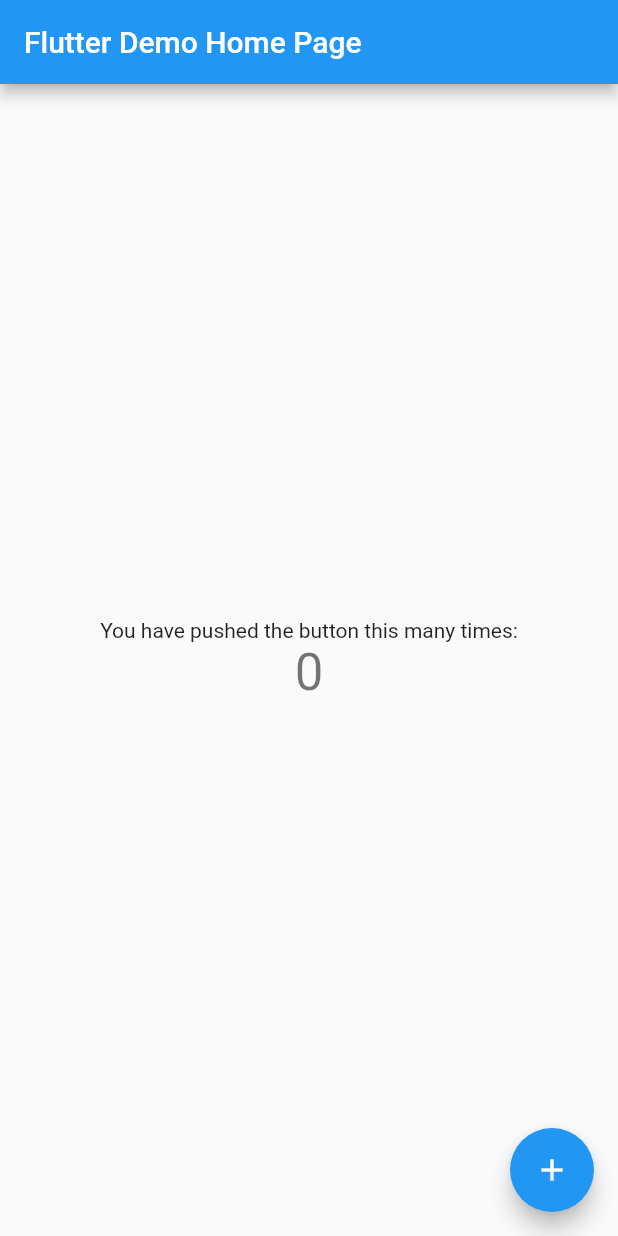
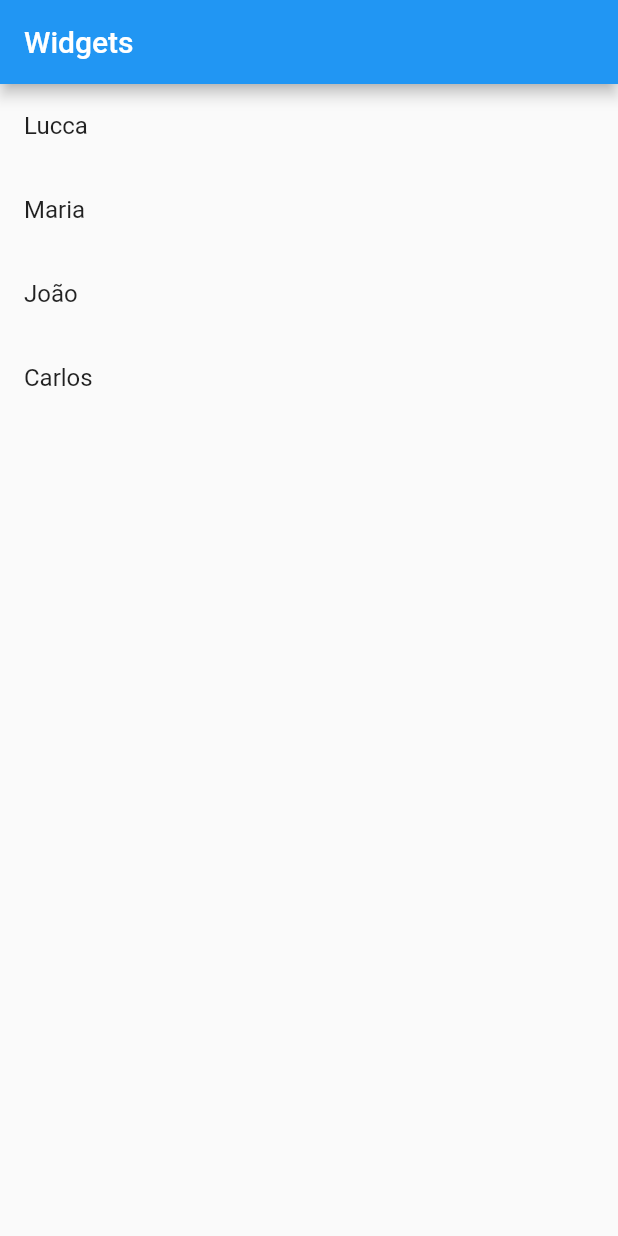
Before and after one commit to Lukerabr/flutter_widgets, a Flutter app: the screen it shows after launch, on a phone screen of 412 x 824 dp. Run offline on Flutter 3.47's test engine with Material 2 defaults, Android fonts, the phone set to English and light mode, and no system bars.

```diff
--- a/lib/main.dart
+++ b/lib/main.dart
@@ -1,113 +1,86 @@
 import 'package:flutter/material.dart';
 
 void main() {
-  runApp(MyApp());
+  runApp(MaterialApp(
+    home: Home(),
+  ));
+
 }
 
-class MyApp extends StatelessWidget {
-  // This widget is the root of your application.
+class Home extends StatefulWidget {
+  const Home({Key? key}) : super(key: key);
+
+  @override
+  _HomeState createState() => _HomeState();
+}
+
+class _HomeState extends State<Home> {
+  List _lista = ["Lucca", "Maria", "João", "Carlos"];
+
   @override
   Widget build(BuildContext context) {
-    return MaterialApp(
-      title: 'Flutter Demo',
-      theme: ThemeData(
-        // This is the theme of your application.
-        //
-        // Try running your application with "flutter run". You'll see the
-        // application has a blue toolbar. Then, without quitting the app, try
-        // changing the primarySwatch below to Colors.green and then invoke
-        // "hot reload" (press "r" in the console where you ran "flutter run",
-        // or simply save your changes to "hot reload" in a Flutter IDE).
-        // Notice that the counter didn't reset back to zero; the application
-        // is not restarted.
-        primarySwatch: Colors.blue,
+    return Scaffold(
+      appBar: AppBar(title: Text("Widgets"),),
+      body: Column(
+        children: [
+          Expanded(
+              child: ListView.builder(
+                  itemCount: _lista.length,
+                  itemBuilder: (context, index){
+
+                    final item = _lista[index];
+
+                    return Dismissible(
+                        background: Container(
+                          color: Colors.green,
+                          padding: EdgeInsets.all(16),
+                          child: Row(
+                            mainAxisAlignment: MainAxisAlignment.start,
+                            children: [
+                              Icon(
+                                Icons.edit,
+                                color: Colors.white,
+                              )
+                            ],
+                          ),
+                        ),
+                        secondaryBackground: Container(
+                          color: Colors.red,
+                          padding: EdgeInsets.all(16),
+                          child: Row(
+                            mainAxisAlignment: MainAxisAlignment.end,
+                            children: [
+                              Icon(
+                                Icons.delete,
+                                color: Colors.white,
+                              )
+                            ],
+                          ),
+                        ),
+                        //direction: DismissDirection.horizontal,
+                        onDismissed: (direction){
+
+                          if(direction == DismissDirection.endToStart){
+                            print("direção: endToStart");
+                          }else if(direction == DismissDirection.startToEnd){
+                            print("direção: startToEnd");
+                          }
+
+                          setState(() {
+                            _lista.removeAt(index);
+                          });
+
+                        },
+                        key: Key(item),
+                        child: ListTile(
+                          title: Text(item),
+                        )
+                    );
+                  }
+              ),
+          )
+        ],
       ),
-      home: MyHomePage(title: 'Flutter Demo Home Page'),
     );
   }
 }
-
-class MyHomePage extends StatefulWidget {
-  MyHomePage({Key? key, required this.title}) : super(key: key);
-
-  // This widget is the home page of your application. It is stateful, meaning
-  // that it has a State object (defined below) that contains fields that affect
-  // how it looks.
-
-  // This class is the configuration for the state. It holds the values (in this
-  // case the title) provided by the parent (in this case the App widget) and
-  // used by the build method of the State. Fields in a Widget subclass are
-  // always marked "final".
-
-  final String title;
-
-  @override
-  _MyHomePageState createState() => _MyHomePageState();
-}
-
-class _MyHomePageState extends State<MyHomePage> {
-  int _counter = 0;
-
-  void _incrementCounter() {
-    setState(() {
-      // This call to setState tells the Flutter framework that something has
-      // changed in this State, which causes it to rerun the build method below
-      // so that the display can reflect the updated values. If we changed
-      // _counter without calling setState(), then the build method would not be
-      // called again, and so nothing would appear to happen.
-      _counter++;
-    });
-  }
-
-  @override
-  Widget build(BuildContext context) {
-    // This method is rerun every time setState is called, for instance as done
-    // by the _incrementCounter method above.
-    //
-    // The Flutter framework has been optimized to make rerunning build methods
-    // fast, so that you can just rebuild anything that needs updating rather
-    // than having to individually change instances of widgets.
-    return Scaffold(
-      appBar: AppBar(
-        // Here we take the value from the MyHomePage object that was created by
-        // the App.build method, and use it to set our appbar title.
-        title: Text(widget.title),
-      ),
-      body: Center(
-        // Center is a layout widget. It takes a single child and positions it
-        // in the middle of the parent.
-        child: Column(
-          // Column is also a layout widget. It takes a list of children and
-          // arranges them vertically. By default, it sizes itself to fit its
-          // children horizontally, and tries to be as tall as its parent.
-          //
-          // Invoke "debug painting" (press "p" in the console, choose the
-          // "Toggle Debug Paint" action from the Flutter Inspector in Android
-          // Studio, or the "Toggle Debug Paint" command in Visual Studio Code)
-          // to see the wireframe for each widget.
-          //
-          // Column has various properties to control how it sizes itself and
-          // how it positions its children. Here we use mainAxisAlignment to
-          // center the children vertically; the main axis here is the vertical
-          // axis because Columns are vertical (the cross axis would be
-          // horizontal).
-          mainAxisAlignment: MainAxisAlignment.center,
-          children: <Widget>[
-            Text(
-              'You have pushed the button this many times:',
-            ),
-            Text(
-              '$_counter',
-              style: Theme.of(context).textTheme.headline4,
-            ),
-          ],
-        ),
-      ),
-      floatingActionButton: FloatingActionButton(
-        onPressed: _incrementCounter,
-        tooltip: 'Increment',
-        child: Icon(Icons.add),
-      ), // This trailing comma makes auto-formatting nicer for build methods.
-    );
-  }
-}
```
Also changed, not shown: 1 other file.
